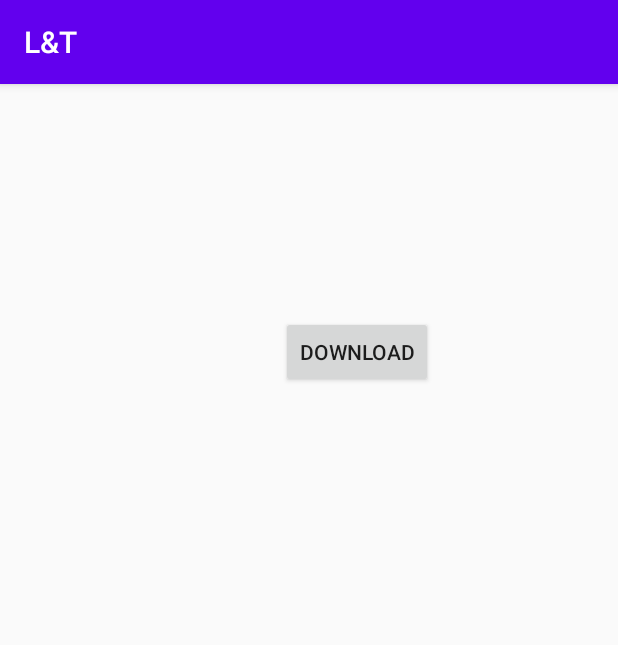
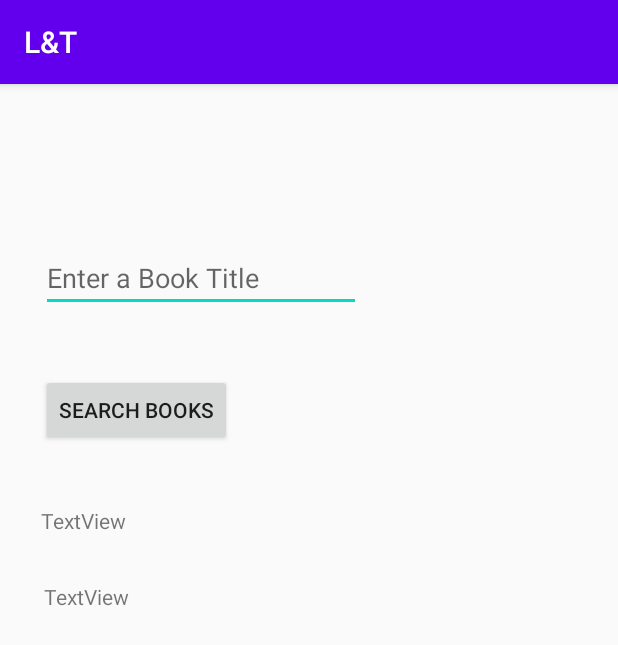
Before and after one commit to 99002650/LnT, an Android app: the screen it shows after launch (DownloadActivity), on a phone screen of 412 x 824 dp. Shown: the top 645 px of the screen. Run offline under Robolectric (Android 15) with nearby library versions, the phone set to English and light mode, and no system bars.

```diff
--- a/app/src/main/java/com/example/lt/DownloadActivity.java
+++ b/app/src/main/java/com/example/lt/DownloadActivity.java
@@ -5,24 +5,34 @@ import androidx.appcompat.app.AppCompatActivity;
 import android.os.Bundle;
 import android.util.Log;
 import android.view.View;
+import android.widget.EditText;
 import android.widget.ProgressBar;
 
 public class DownloadActivity extends AppCompatActivity {
     public static String TAG = MainActivity.class.getSimpleName();
     ProgressBar mProgressBar;
+    EditText mBookInput;
     @Override
     protected void onCreate(Bundle savedInstanceState) {
         super.onCreate(savedInstanceState);
         setContentView(R.layout.activity_download);
         Log.i(TAG,"activity created");
+         mBookInput = findViewById(R.id.bookInput);
         mProgressBar = findViewById(R.id.progressBar);
     }
 
     public void downloadHandler(View view) {
         Log.i(TAG,"button clicked");
+        searchBooks();
 
-        DownloadTask downloadTask = new DownloadTask(mProgressBar);
-        downloadTask.execute("http://lnt.com/imagetobedownloaded");
+       /* DownloadTask downloadTask = new DownloadTask(mProgressBar);
+        downloadTask.execute("http://lnt.com/imagetobedownloaded");*/
+
+    }
+
+
+    private void searchBooks() {
+        String queryString = mBookInput.getText().toString();
 
     }
 }
--- a/app/src/main/res/layout/activity_download.xml
+++ b/app/src/main/res/layout/activity_download.xml
@@ -8,24 +8,56 @@
 
     <ProgressBar
 
-        android:visibility="invisible"
         android:id="@+id/progressBar"
         style="?android:attr/progressBarStyleHorizontal"
         android:layout_width="0dp"
         android:layout_height="wrap_content"
         android:layout_marginTop="63dp"
+        android:visibility="invisible"
         app:layout_constraintEnd_toEndOf="parent"
         app:layout_constraintStart_toStartOf="parent"
         app:layout_constraintTop_toTopOf="parent" />
 
     <Button
-        android:id="@+id/buttonDownload"
-        android:onClick="downloadHandler"
+        android:id="@+id/searchButton"
         android:layout_width="wrap_content"
         android:layout_height="wrap_content"
-        android:layout_marginTop="75dp"
-        android:layout_marginEnd="123dp"
-        android:text="download"
-        app:layout_constraintEnd_toEndOf="parent"
+        android:layout_marginStart="27dp"
+        android:layout_marginTop="41dp"
+        android:onClick="downloadHandler"
+        android:text="@string/button_text"
+        app:layout_constraintStart_toStartOf="parent"
+        app:layout_constraintTop_toBottomOf="@+id/bookInput" />
+
+    <EditText
+        android:id="@+id/bookInput"
+        android:layout_width="wrap_content"
+        android:layout_height="wrap_content"
+        android:layout_marginStart="27dp"
+        android:layout_marginTop="27dp"
+        android:ems="10"
+        android:hint="@string/input_hint"
+        android:inputType="textPersonName"
+        app:layout_constraintStart_toStartOf="parent"
         app:layout_constraintTop_toBottomOf="@+id/progressBar" />
+
+    <TextView
+        android:id="@+id/titleText"
+        android:layout_width="wrap_content"
+        android:layout_height="wrap_content"
+        android:layout_marginStart="27dp"
+        android:layout_marginTop="40dp"
+        android:text="TextView"
+        app:layout_constraintStart_toStartOf="parent"
+        app:layout_constraintTop_toBottomOf="@+id/searchButton" />
+
+    <TextView
+        android:id="@+id/authorText"
+        android:layout_width="wrap_content"
+        android:layout_height="wrap_content"
+        android:layout_marginStart="29dp"
+        android:layout_marginTop="31dp"
+        android:text="TextView"
+        app:layout_constraintStart_toStartOf="parent"
+        app:layout_constraintTop_toBottomOf="@+id/titleText" />
 </androidx.constraintlayout.widget.ConstraintLayout>
--- a/app/src/main/res/values/strings.xml
+++ b/app/src/main/res/values/strings.xml
@@ -2,4 +2,9 @@
     <string name="app_name">L&amp;T</string>
     <string name="enter_username">enter username</string>
     <string name="enter_pwd">enter password</string>
+    <string name="instructions">Enter a book name, or part of a
+book name, or just some text from a book to find
+the full book title and who wrote the book!</string>
+    <string name="button_text">Search Books</string>
+    <string name="input_hint">Enter a Book Title</string>
 </resources>
```
Also changed, not shown: app/src/main/java/com/example/lt/FetchBook.java (added, +27 -0 lines).
